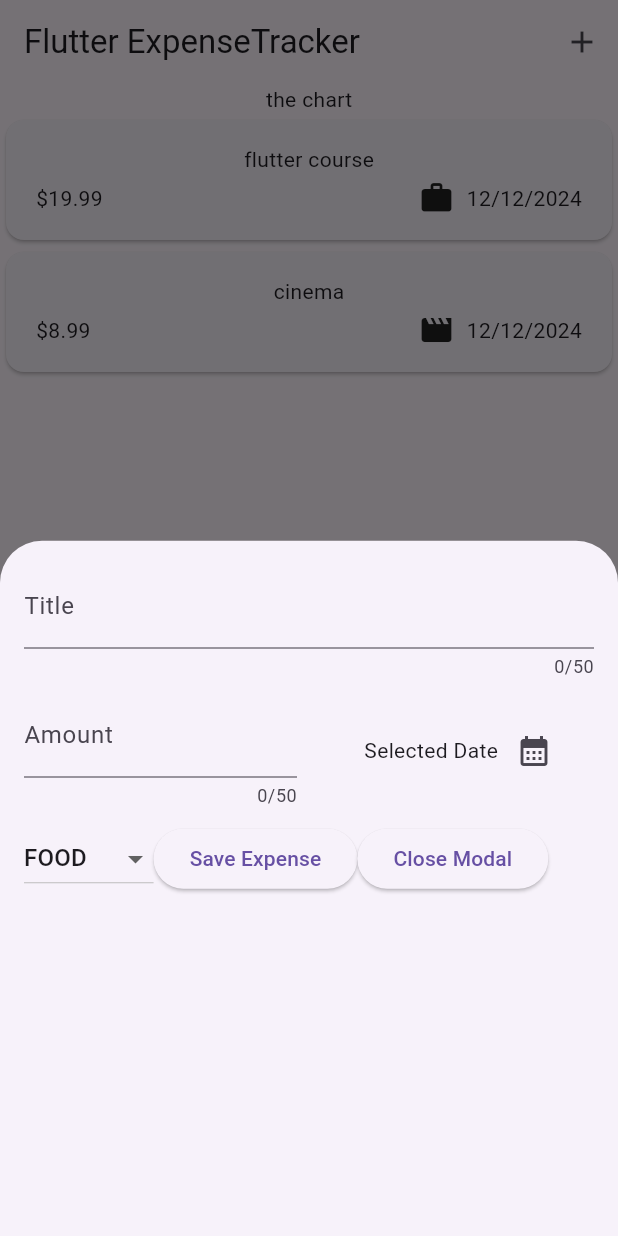
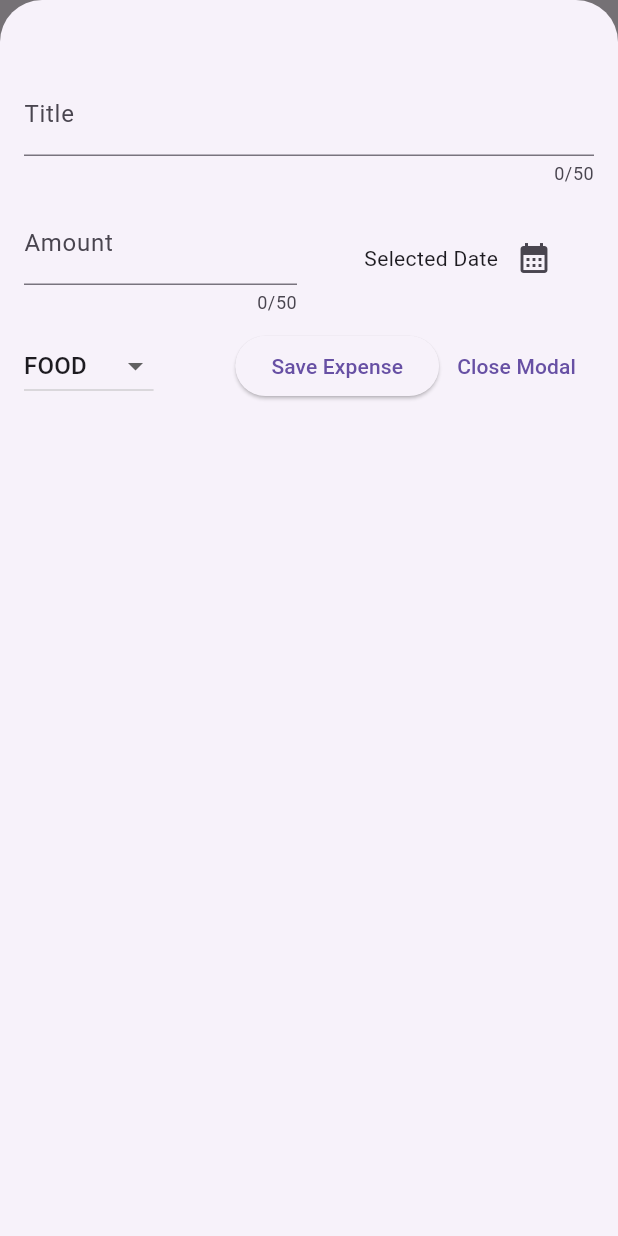
Before and after one commit to ybot1122/flutter-udemy, a Flutter app: the screen it shows after launch, after a tap on the "add" icon, on a phone screen of 412 x 824 dp. Run offline on Flutter 3.47's test engine with Material 3 defaults, Android fonts, the phone set to English and light mode, and no system bars; our stand-ins replace google_fonts.

Commit message:
save expense buttons

```diff
--- a/expense_tracker/lib/expenses.dart
+++ b/expense_tracker/lib/expenses.dart
@@ -36,6 +36,7 @@ class _ExpensesState extends State<Expenses> {
 
   void _openAddExpenseOverlay() {
     showModalBottomSheet(
+        isScrollControlled: true,
         context: context,
         builder: (ctx) {
           return NewExpense(addNewExpense: _addNewExpense);
--- a/expense_tracker/lib/widgets/new_expense.dart
+++ b/expense_tracker/lib/widgets/new_expense.dart
@@ -75,7 +75,7 @@ class _NewExpenseState extends State<NewExpense> {
   @override
   Widget build(BuildContext context) {
     return Padding(
-      padding: const EdgeInsets.all(16),
+      padding: const EdgeInsets.fromLTRB(16, 48, 16, 16),
       child: Column(
         children: [
           TextField(
@@ -141,11 +141,12 @@ class _NewExpenseState extends State<NewExpense> {
                   });
                 },
               ),
+              const Spacer(),
               ElevatedButton(
                 onPressed: _submitExpenseData,
                 child: const Text('Save Expense'),
               ),
-              ElevatedButton(
+              TextButton(
                 onPressed: () {
                   Navigator.pop(context);
                 },
```
